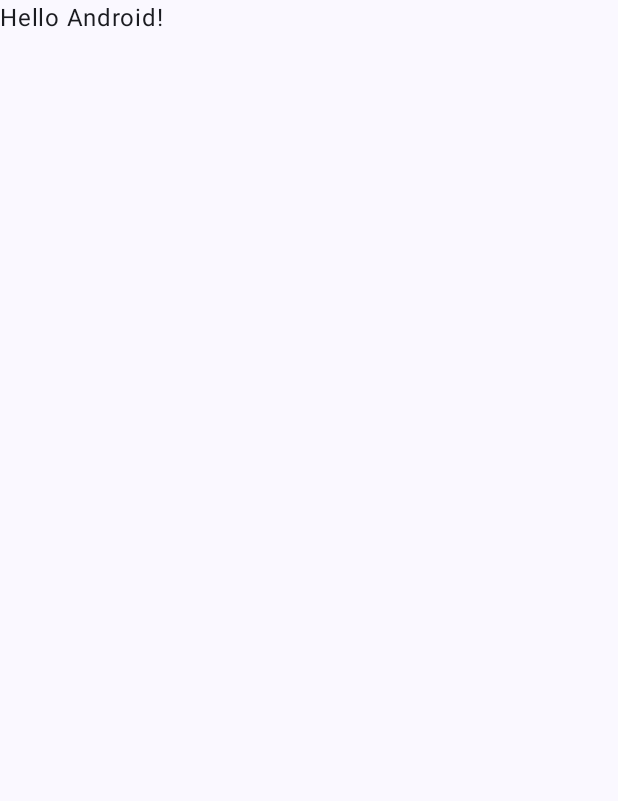
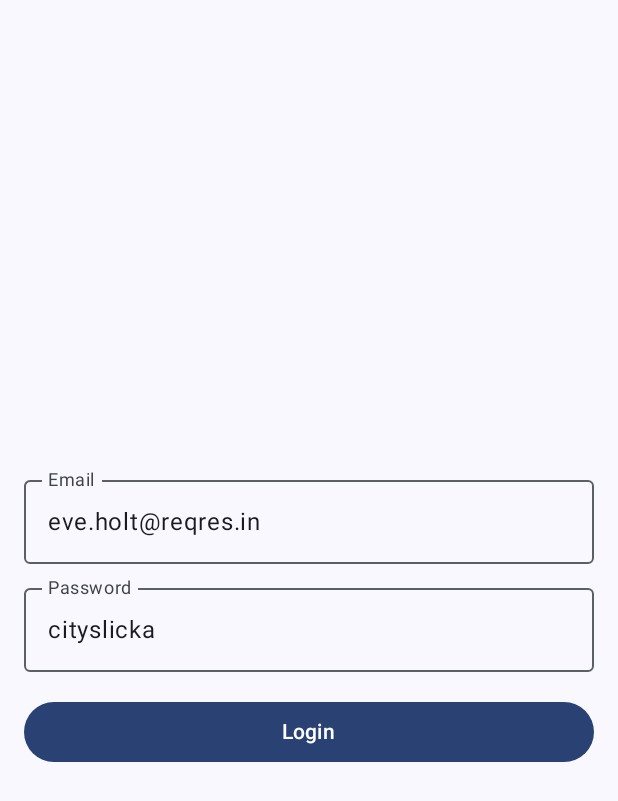
Before and after one commit to umeshpatel2001/Auth-Flow, an Android app built with Jetpack Compose: the screen it shows after launch (MainActivity), on a phone screen of 412 x 824 dp. Before the commit the part shown is almost empty. Shown: the top 801 px of the screen. Run offline under Robolectric (Android 15) with nearby library versions, the phone set to English and light mode, and no system bars; our stand-ins replace Dagger/Hilt's generated code.

Commit message:
feat: Implement authentication flow and navigation
Sets up the complete authentication flow, including a login screen, session management, and navigation between splash, login, and home screens.

This commit introduces:
- **UI & Navigation:**
  - `SplashScreen`: Checks the user's login status and navigates to either the login or home screen.
  - `LoginScreen`: A Composable with fields for email and password, a login button, and error handling. Uses `LoginViewModel` to manage state.
  - `HomeScreen`: A simple welcome screen for authenticated users.
  - `NavHost` in `MainActivity` to manage navigation between splash, login, and home routes.

- **ViewModel & State:**
  - `LoginViewModel`: Handles the login logic, interacting with the `AuthRepository` and exposing `LoginUiState` (loading, success, error).
  - `SessionViewModel`: Exposes an `isLoggedIn` StateFlow to determine the user's authentication status across the app.

- **Data & Repository:**
  - `AuthRepository`: Manages authentication logic, including the `login` function that calls the API and saves the token.
  - `TokenStore`: A DataStore-based implementation for persisting and retrieving the authentication token.
  - `AuthApi`: Retrofit interface for the `/api/login` endpoint.

- **Networking & Dependency Injection:**
  - `NetworkModule`: Provides Retrofit and OkHttpClient instances.
  - `ApiKeyInterceptor`: Adds a required API key header to network requests.
  - `AuthFlow` application class annotated with `@HiltAndroidApp` to enable dependency injection.
  - `INTERNET` permission added to `AndroidManifest.xml`.

```diff
--- a/app/src/main/AndroidManifest.xml
+++ b/app/src/main/AndroidManifest.xml
@@ -1,8 +1,9 @@
 <?xml version="1.0" encoding="utf-8"?>
 <manifest xmlns:android="http://schemas.android.com/apk/res/android"
     xmlns:tools="http://schemas.android.com/tools">
-
+    <uses-permission android:name="android.permission.INTERNET" />
     <application
+        android:name=".AuthFlow"
         android:allowBackup="true"
         android:dataExtractionRules="@xml/data_extraction_rules"
         android:fullBackupContent="@xml/backup_rules"
--- /dev/null
+++ b/app/src/main/java/com/example/authflow/AuthFlow.kt
@@ -0,0 +1,7 @@
+package com.example.authflow
+
+import android.app.Application
+import dagger.hilt.android.HiltAndroidApp
+
+@HiltAndroidApp
+class AuthFlow : Application()
--- a/app/src/main/java/com/example/authflow/MainActivity.kt
+++ b/app/src/main/java/com/example/authflow/MainActivity.kt
@@ -4,6 +4,7 @@ import android.os.Bundle
 import androidx.activity.ComponentActivity
 import androidx.activity.compose.setContent
 import androidx.activity.enableEdgeToEdge
+import androidx.compose.foundation.layout.Column
 import androidx.compose.foundation.layout.fillMaxSize
 import androidx.compose.foundation.layout.padding
 import androidx.compose.material3.Scaffold
@@ -11,8 +12,16 @@ import androidx.compose.material3.Text
 import androidx.compose.runtime.Composable
 import androidx.compose.ui.Modifier
 import androidx.compose.ui.tooling.preview.Preview
+import androidx.navigation.compose.NavHost
+import androidx.navigation.compose.composable
+import androidx.navigation.compose.rememberNavController
+import com.example.authflow.ui.home.HomeScreen
+import com.example.authflow.ui.login.LoginScreen
+import com.example.authflow.ui.splash.SplashScreen
 import com.example.authflow.ui.theme.AuthFlowTheme
+import dagger.hilt.android.AndroidEntryPoint
 
+@AndroidEntryPoint
 class MainActivity : ComponentActivity() {
     override fun onCreate(savedInstanceState: Bundle?) {
         super.onCreate(savedInstanceState)
@@ -20,28 +29,38 @@ class MainActivity : ComponentActivity() {
         setContent {
             AuthFlowTheme {
                 Scaffold(modifier = Modifier.fillMaxSize()) { innerPadding ->
-                    Greeting(
-                        name = "Android",
-                        modifier = Modifier.padding(innerPadding)
-                    )
+                    Column(modifier = Modifier.padding(innerPadding)) {
+                        val nav = rememberNavController()
+
+                        NavHost(navController = nav, startDestination = "splash") {
+                            composable("splash") {
+                                SplashScreen(
+                                    toLogin = {
+                                        nav.navigate("login") {
+                                            popUpTo("splash") { inclusive = true }
+                                        }
+                                    },
+                                    toHome = {
+                                        nav.navigate("home") {
+                                            popUpTo("splash") { inclusive = true }
+                                        }
+                                    }
+                                )
+                            }
+                            composable("login") {
+                                LoginScreen(
+                                    onSuccess = {
+                                        nav.navigate("home") {
+                                            popUpTo("login") { inclusive = true } // remove Login from back stack
+                                        }
+                                    }
+                                )
+                            }
+                            composable("home") { HomeScreen() }
+                        }
+                    }
                 }
             }
         }
     }
 }
-
-@Composable
-fun Greeting(name: String, modifier: Modifier = Modifier) {
-    Text(
-        text = "Hello $name!",
-        modifier = modifier
-    )
-}
-
-@Preview(showBackground = true)
-@Composable
-fun GreetingPreview() {
-    AuthFlowTheme {
-        Greeting("Android")
-    }
-}
--- /dev/null
+++ b/app/src/main/java/com/example/authflow/data/di/NetworkModule.kt
@@ -0,0 +1,44 @@
+package com.example.authflow.data.di
+
+import com.example.authflow.data.remote.api.AuthApi
+import com.example.authflow.data.remote.interceptor.ApiKeyInterceptor
+import dagger.Module
+import dagger.Provides
+import dagger.hilt.InstallIn
+import dagger.hilt.components.SingletonComponent
+import okhttp3.OkHttpClient
+import okhttp3.logging.HttpLoggingInterceptor
+import retrofit2.Retrofit
+import retrofit2.converter.gson.GsonConverterFactory
+import javax.inject.Singleton
+
+@Module
+@InstallIn(SingletonComponent::class)
+object NetworkModule {
+
+    private const val BASE_URL = "https://reqres.in/"
+
+    @Provides
+    @Singleton
+    fun provideOkHttpClient(apiKeyInterceptor : ApiKeyInterceptor): OkHttpClient {
+        val logging = HttpLoggingInterceptor().apply { level = HttpLoggingInterceptor.Level.BODY }
+        return OkHttpClient.Builder()
+            .addInterceptor(apiKeyInterceptor) // add our custom header first
+            .addInterceptor(logging) // token interceptor will come later
+            .build()
+    }
+
+    @Provides
+    @Singleton
+    fun provideRetrofit(client: OkHttpClient): Retrofit =
+        Retrofit.Builder()
+            .baseUrl(BASE_URL)
+            .client(client)
+            .addConverterFactory(GsonConverterFactory.create())
+            .build()
+
+    @Provides
+    @Singleton
+    fun provideAuthApi(retrofit: Retrofit): AuthApi =
+        retrofit.create(AuthApi::class.java)
+}
--- /dev/null
+++ b/app/src/main/java/com/example/authflow/data/local.kt
@@ -0,0 +1,44 @@
+package com.example.authflow.data
+
+import android.content.Context
+import androidx.datastore.preferences.core.Preferences
+import androidx.datastore.preferences.core.edit
+import androidx.datastore.preferences.core.stringPreferencesKey
+import androidx.datastore.preferences.preferencesDataStore
+import dagger.hilt.android.qualifiers.ApplicationContext
+import kotlinx.coroutines.flow.Flow
+import kotlinx.coroutines.flow.map
+import javax.inject.Inject
+import javax.inject.Singleton
+
+// 1) Attach a DataStore to Context
+private val Context.dataStore by preferencesDataStore(name = "auth_prefs")
+
+@Singleton
+class TokenStore @Inject constructor(
+    @ApplicationContext private val context: Context
+) {
+    // 2) Key for our token
+    private object Keys {
+        val TOKEN: Preferences.Key<String> = stringPreferencesKey("auth_token")
+    }
+
+    // 3) Observe token as a Flow<String?> (null means logged out)
+    val tokenFlow: Flow<String?> = context.dataStore.data.map { prefs ->
+        prefs[Keys.TOKEN]
+    }
+
+    // 4) Save token
+    suspend fun saveToken(token: String) {
+        context.dataStore.edit { prefs ->
+            prefs[Keys.TOKEN] = token
+        }
+    }
+
+    // 5) Clear token (logout)
+    suspend fun clearToken() {
+        context.dataStore.edit { prefs ->
+            prefs.remove(Keys.TOKEN)
+        }
+    }
+}
--- /dev/null
+++ b/app/src/main/java/com/example/authflow/data/remote/api/AuthApi.kt
@@ -0,0 +1,13 @@
+package com.example.authflow.data.remote.api
+
+import retrofit2.http.Body
+import retrofit2.http.POST
+
+interface AuthApi {
+    // POST https://reqres.in/api/login
+    @POST("api/login")
+    suspend fun login(@Body body: Map<String, String>): TokenDto
+}
+
+// Response DTO (just the token field we care about)
+data class TokenDto(val token: String)
--- /dev/null
+++ b/app/src/main/java/com/example/authflow/data/remote/interceptor/ApiKeyInterceptor.kt
@@ -0,0 +1,18 @@
+package com.example.authflow.data.remote.interceptor
+
+import okhttp3.Interceptor
+import okhttp3.Response
+import javax.inject.Inject
+import javax.inject.Singleton
+
+@Singleton
+class ApiKeyInterceptor @Inject constructor() : Interceptor {
+    override fun intercept(chain: Interceptor.Chain): Response {
+        val request = chain.request().newBuilder()
+            // Add demo header — reqres doesn’t actually verify this value,
+            // it just checks the presence of a header.
+            .addHeader("x-api-key", "reqres-free-v1")
+            .build()
+        return chain.proceed(request)
+    }
+}
--- /dev/null
+++ b/app/src/main/java/com/example/authflow/data/repository/AuthRepository.kt
@@ -0,0 +1,33 @@
+package com.example.authflow.data.repository
+
+import com.example.authflow.data.TokenStore
+import com.example.authflow.data.remote.api.AuthApi
+import javax.inject.Inject
+import javax.inject.Singleton
+
+@Singleton
+class AuthRepository @Inject constructor(
+    private val api: AuthApi,
+    private val tokenStore: TokenStore
+) {
+    /**
+     * Calls POST /api/login and saves token if success.
+     * Returns Result<Unit>:
+     *  - Success => Result.success(Unit)
+     *  - Failure => Result.failure(Throwable)
+     */
+    suspend fun login(email: String, password: String): Result<Unit> {
+        return runCatching {
+            // Using the simple Map body we defined in Phase 2
+            val body = mapOf("email" to email, "password" to password)
+            val resp = api.login(body)         // may throw on HTTP error
+            tokenStore.saveToken(resp.token)   // persist token
+        }
+    }
+
+    // Expose token stream (null means logged out)
+    val tokenFlow = tokenStore.tokenFlow
+
+    // For logout later
+    suspend fun logout() = tokenStore.clearToken()
+}
--- /dev/null
+++ b/app/src/main/java/com/example/authflow/ui/login/LoginScreen.kt
@@ -0,0 +1,65 @@
+package com.example.authflow.ui.login
+
+import androidx.compose.foundation.layout.*
+import androidx.compose.material3.*
+import androidx.compose.runtime.*
+import androidx.compose.ui.Alignment
+import androidx.compose.ui.Modifier
+import androidx.compose.ui.unit.dp
+import androidx.hilt.navigation.compose.hiltViewModel
+
+@Composable
+fun LoginScreen(
+    onSuccess: () -> Unit,
+    vm: LoginViewModel = hiltViewModel()
+) {
+    val ui by vm.ui.collectAsState()
+
+    // reqres.in valid demo creds
+    var email by remember { mutableStateOf("eve.holt@reqres.in") }
+    var password by remember { mutableStateOf("cityslicka") }
+
+    // navigate up when success flips true
+    LaunchedEffect(ui.success) {
+        if (ui.success) onSuccess()
+    }
+
+    Box(Modifier.fillMaxSize(), contentAlignment = Alignment.Center) {
+        Column(
+            modifier = Modifier
+                .padding(16.dp)
+                .fillMaxWidth(),
+            horizontalAlignment = Alignment.CenterHorizontally
+        ) {
+            OutlinedTextField(
+                value = email,
+                onValueChange = { email = it },
+                label = { Text("Email") },
+                singleLine = true,
+                modifier = Modifier.fillMaxWidth()
+            )
+            Spacer(Modifier.height(8.dp))
+            OutlinedTextField(
+                value = password,
+                onValueChange = { password = it },
+                label = { Text("Password") },
+                singleLine = true,
+                modifier = Modifier.fillMaxWidth()
+            )
+            Spacer(Modifier.height(16.dp))
+
+            Button(
+                onClick = { vm.login(email, password) },
+                enabled = !ui.isLoading,
+                modifier = Modifier.fillMaxWidth()
+            ) {
+                Text(if (ui.isLoading) "Logging in..." else "Login")
+            }
+
+            if (ui.error != null) {
+                Spacer(Modifier.height(8.dp))
+                Text(ui.error ?: "", color = MaterialTheme.colorScheme.error)
+            }
+        }
+    }
+}
--- /dev/null
+++ b/app/src/main/java/com/example/authflow/ui/login/LoginUiState.kt
@@ -0,0 +1,7 @@
+package com.example.authflow.ui.login
+
+data class LoginUiState(
+    val isLoading: Boolean = false,
+    val error: String? = null,
+    val success: Boolean = false
+)
--- /dev/null
+++ b/app/src/main/java/com/example/authflow/ui/login/LoginViewModel.kt
@@ -0,0 +1,30 @@
+package com.example.authflow.ui.login
+
+import androidx.lifecycle.ViewModel
+import androidx.lifecycle.viewModelScope
+import com.example.authflow.data.repository.AuthRepository
+import dagger.hilt.android.lifecycle.HiltViewModel
+import kotlinx.coroutines.flow.MutableStateFlow
+import kotlinx.coroutines.flow.StateFlow
+import kotlinx.coroutines.launch
+import javax.inject.Inject
+
+@HiltViewModel
+class LoginViewModel @Inject constructor(
+    private val repo: AuthRepository
+) : ViewModel() {
+
+    private val _ui = MutableStateFlow(LoginUiState())
+    val ui: StateFlow<LoginUiState> = _ui
+
+    fun login(email: String, password: String) {
+        viewModelScope.launch {
+            _ui.value = LoginUiState(isLoading = true)
+            val result = repo.login(email, password)
+            _ui.value = result.fold(
+                onSuccess = { LoginUiState(success = true) },
+                onFailure = { LoginUiState(error = it.message ?: "Login failed") }
+            )
+        }
+    }
+}
--- /dev/null
+++ b/app/src/main/java/com/example/authflow/ui/session/SessionViewModel.kt
@@ -0,0 +1,19 @@
+package com.example.authflow.ui.session
+
+import androidx.lifecycle.ViewModel
+import androidx.lifecycle.viewModelScope
+import com.example.authflow.data.repository.AuthRepository
+import dagger.hilt.android.lifecycle.HiltViewModel
+import kotlinx.coroutines.flow.*
+import javax.inject.Inject
+
+@HiltViewModel
+class SessionViewModel @Inject constructor(
+    repo: AuthRepository
+) : ViewModel() {
+    // tokenFlow emits String? (null = logged out)
+    val isLoggedIn: StateFlow<Boolean> =
+        repo.tokenFlow
+            .map { !it.isNullOrBlank() }
+            .stateIn(viewModelScope, SharingStarted.Eagerly, false)
+}
--- /dev/null
+++ b/app/src/main/java/com/example/authflow/ui/splash/SplashScreen.kt
@@ -0,0 +1,29 @@
+package com.example.authflow.ui.splash
+
+import androidx.compose.foundation.layout.*
+import androidx.compose.material3.CircularProgressIndicator
+import androidx.compose.runtime.*
+import androidx.compose.ui.Alignment
+import androidx.compose.ui.Modifier
+import androidx.hilt.navigation.compose.hiltViewModel
+import com.example.authflow.ui.session.SessionViewModel
+import kotlinx.coroutines.flow.collectLatest
+
+@Composable
+fun SplashScreen(
+    toLogin: () -> Unit,
+    toHome: () -> Unit,
+    vm: SessionViewModel = hiltViewModel()
+) {
+    // Observe the login flag once, then navigate
+    LaunchedEffect(Unit) {
+        vm.isLoggedIn.collectLatest { loggedIn ->
+            if (loggedIn) toHome() else toLogin()
+        }
+    }
+
+    // Simple centered loader while we decide
+    Box(Modifier.fillMaxSize(), contentAlignment = Alignment.Center) {
+        CircularProgressIndicator()
+    }
+}
```
Also changed, not shown: app/src/main/java/com/example/authflow/data/TokenProvider.kt (added, +28 -0 lines), app/src/main/java/com/example/authflow/data/remote/interceptor/AuthInterceptor.kt (added, +23 -0 lines), app/src/main/java/com/example/authflow/ui/home/HomeScreen.kt (added, +16 -0 lines).
